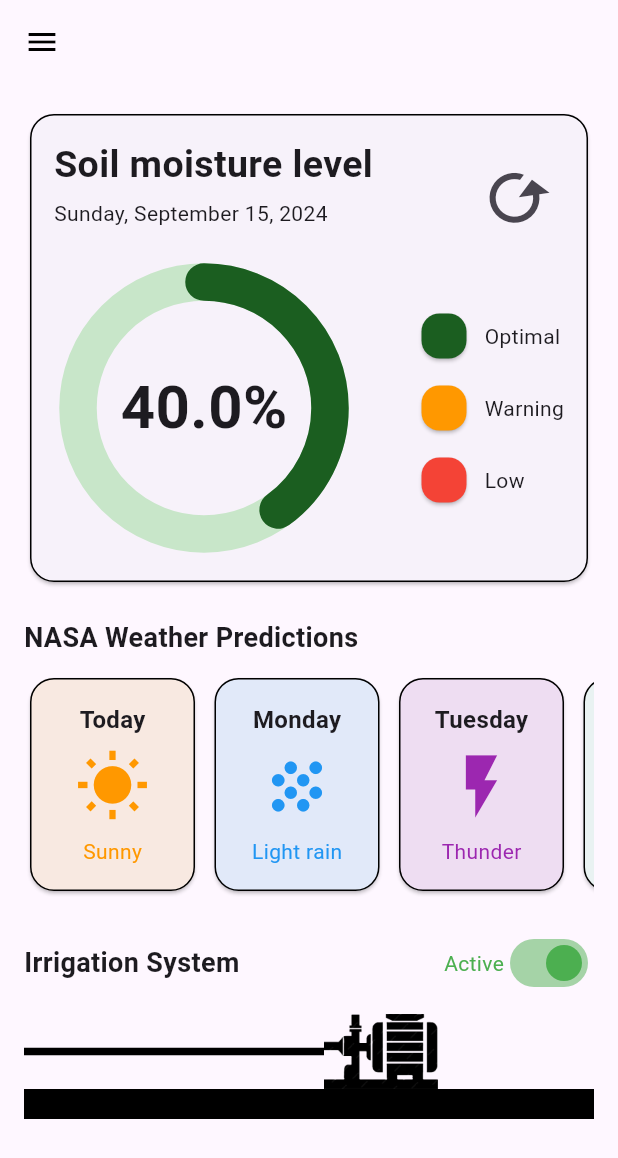
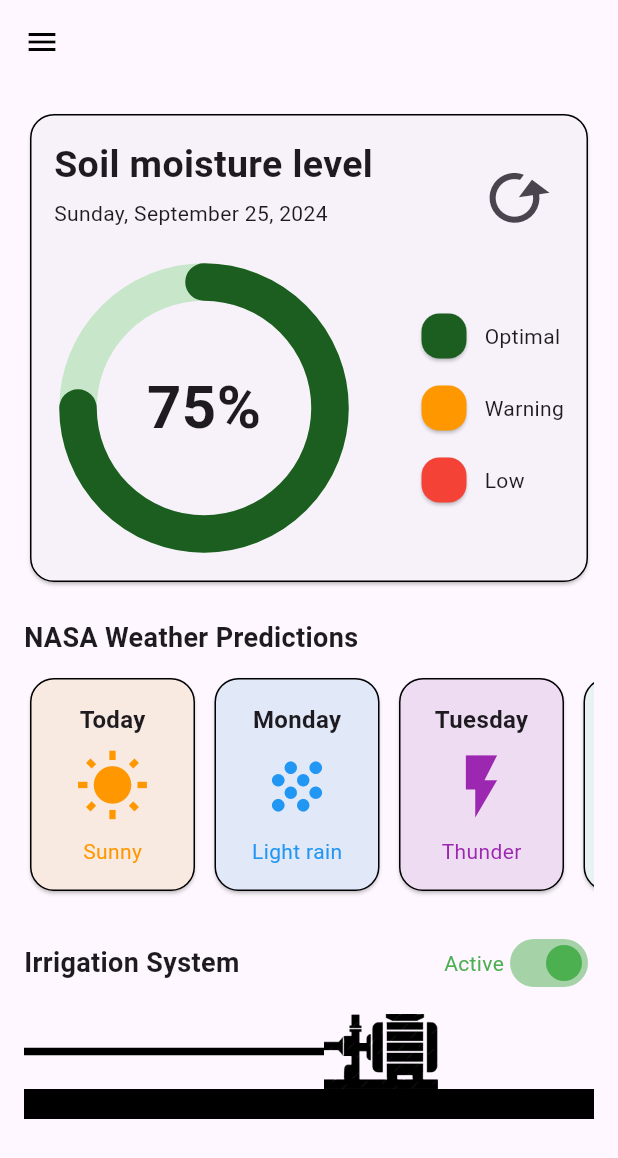
Before and after one commit to Siyam-Sorkar/AFN_AquaSync, a Flutter app: the screen it shows after launch, on a phone screen of 412 x 824 dp. Shown: the top 1158 px of the screen. Run offline on Flutter 3.47's test engine with Material 3 defaults, Android fonts, the phone set to English and light mode, and no system bars.

Commit message:
Added some new files

```diff
--- a/lib/Pages/home_page.dart
+++ b/lib/Pages/home_page.dart
@@ -1,8 +1,10 @@
-import 'dart:math';
-
+import 'package:afn_hydro_link/Utilities/animated_refresh_icon.dart';
 import 'package:flutter/cupertino.dart';
 import 'package:flutter/material.dart';
 import 'package:flutter/widgets.dart';
+import 'package:provider/provider.dart';
+
+import '../Utilities/data_model.dart';
 
 class HomePage extends StatefulWidget {
   @override
@@ -10,11 +12,11 @@ class HomePage extends StatefulWidget {
 }
 
 class _HomePageState extends State<HomePage> {
-  double progressLevel = 40/100;
 
   @override
   Widget build(BuildContext context) {
-    return Scaffold(
+    return Consumer<DataModel>(
+        builder: (context, value, child) => Scaffold(
           appBar: AppBar(
             // backgroundColor: Colors.green[50],
             elevation: 0,
@@ -48,24 +50,24 @@ class _HomePageState extends State<HomePage> {
                                     style: TextStyle(fontSize: 25, fontWeight: FontWeight.bold),
                                   ),
                                   SizedBox(height: 4),
-                              Text('Sunday, September 15, 2024'),
+                                  Text('Sunday, September 25, 2024'),
                                   SizedBox(height: 20),
                                 ],
                               ),
-                          Transform.flip(flipX: true, child: Transform.rotate(angle: 180,
-                              child: IconButton(onPressed: (){
+                              // Transform.flip(flipX: true, child: Transform.rotate(angle: 180,
+                              //     child: IconButton(onPressed: (){
+                              //
+                              //       setState(() {
+                              //         if (value.moistureLevel/100 < 1) {
+                              //           value.moistureLevel/100 += 0.1;
+                              //         }
+                              //         else{
+                              //           value.moistureLevel/100 -= 0.2;
+                              //         }
+                              //       });},
+                              //     icon: Icon(Icons.refresh_sharp, size: 50,)))),
 
-                                setState(() {
-                                  if (progressLevel < 1) {
-                                    progressLevel += 0.1;
-                                  }
-                                  else{
-                                    progressLevel -= 0.2;
-                                  }
-                                });},
-                              icon: Icon(Icons.refresh_sharp, size: 50,)))),
-
-                          // Transform.rotate(angle: 180, child: IconButton(onPressed: (){}, icon: AnimatedIcon(progress: AnimationController(vsync: this, duration: Duration(microseconds: 450)) , icon: AnimatedIcons.play_pause, size: 50,)))
+                              AnimatedRefreshIcon(),
                             ],
                           ),
 
@@ -81,14 +83,15 @@ class _HomePageState extends State<HomePage> {
                                     width: 200,
                                     child: CircularProgressIndicator(
                                       strokeCap: StrokeCap.round,
-                                    value: progressLevel,
+                                      value: value.moistureLevel/100,
                                       strokeWidth: 25,
                                       backgroundColor: Colors.green[100],
-                                    valueColor: AlwaysStoppedAnimation<Color>(progressLevel <= 0.15 ? Colors.red : progressLevel <= 0.3 ? Colors.orange : Colors.green.shade900),
+                                      valueColor: AlwaysStoppedAnimation<Color>(value.moistureLevel/100 <= 0.15 ? Colors.red : value.moistureLevel/100 <= 0.3 ? Colors.orange : Colors.green.shade900),
                                     ),
                                   ),
                                   Text(
-                                  '${progressLevel*100}%',
+                                    // '${value.moistureLevel/100*100}%',
+                                    "${value.moistureLevel.toString()}%",
                                     style: TextStyle(fontSize: 40, fontWeight: FontWeight.bold),
                                   ),
                                 ],
@@ -170,39 +173,8 @@ class _HomePageState extends State<HomePage> {
                     height: 20,
                     width: double.infinity,
                   ),
-
-
-              // Solar Power section
-              // Card(
-              //   shape: RoundedRectangleBorder(
-              //     borderRadius: BorderRadius.circular(16),
-              //   ),
-              //   child: Padding(
-              //     padding: const EdgeInsets.all(16.0),
-              //     child: Row(
-              //       mainAxisAlignment: MainAxisAlignment.spaceBetween,
-              //       children: [
-              //         Column(
-              //           crossAxisAlignment: CrossAxisAlignment.start,
-              //           children: [
-              //             Text('Solar Power', style: TextStyle(fontSize: 18, fontWeight: FontWeight.bold)),
-              //             SizedBox(height: 8),
-              //             SingleChildScrollView(
-              //                 scrollDirection: Axis.horizontal,
-              //                 child: Text('Battery status is 75%.')),
-              //           ],
-              //         ),
-              //         Column(
-              //           children: [
-              //             Icon(Icons.battery_full, size: 50, color: Colors.green),
-              //             Text('75%', style: TextStyle(fontSize: 24, fontWeight: FontWeight.bold)),
-              //           ],
-              //         ),
-              //       ],
-              //     ),
-              //   ),
-              // ),
                 ],
+              ),
             ),
           ),
         ),
--- /dev/null
+++ b/lib/Utilities/animated_refresh_icon.dart
@@ -0,0 +1,54 @@
+import 'package:flutter/material.dart';
+
+class AnimatedRefreshIcon extends StatefulWidget {
+  @override
+  _AnimatedRefreshIconState createState() => _AnimatedRefreshIconState();
+}
+
+class _AnimatedRefreshIconState extends State<AnimatedRefreshIcon>
+    with SingleTickerProviderStateMixin {
+  late AnimationController _controller;
+
+  @override
+  void initState() {
+    super.initState();
+
+    // Initialize the animation controller
+    _controller = AnimationController(
+      duration: const Duration(seconds: 1), // Rotation duration
+      vsync: this,
+    );
+  }
+
+  @override
+  void dispose() {
+    _controller.dispose(); // Dispose of the controller to free resources
+    super.dispose();
+  }
+
+  void _rotateIcon() {
+    if (_controller.isAnimating) {
+      return; // Prevent multiple triggers
+    }
+    _controller.forward(from: 0.0); // Start animation from the beginning
+  }
+
+  @override
+  Widget build(BuildContext context) {
+    return AnimatedBuilder(
+      animation: _controller,
+      builder: (context, child) {
+        return Transform.rotate(
+          angle: _controller.value * -2 * 3.14159, // Full rotation (2π radians)
+          child: IconButton(
+            icon: Transform.flip(flipX: true, child: Transform.rotate(angle: 180, child: Icon(Icons.refresh))),
+            onPressed: () {
+              _rotateIcon(); // Trigger rotation on button click
+            },
+            iconSize: 50.0,
+          ),
+        );
+      },
+    );
+  }
+}
--- /dev/null
+++ b/lib/Utilities/data_model.dart
@@ -0,0 +1,12 @@
+import 'package:flutter/material.dart';
+
+class DataModel extends ChangeNotifier{
+  int _moistureLevel = 75;
+
+  int get moistureLevel => _moistureLevel;
+
+  void increment(){
+    _moistureLevel += 10;
+    notifyListeners();
+  }
+}
--- a/lib/main.dart
+++ b/lib/main.dart
@@ -1,8 +1,12 @@
 import 'package:afn_hydro_link/Pages/home_page.dart';
+import 'package:afn_hydro_link/Utilities/data_model.dart';
 import 'package:flutter/material.dart';
+import 'package:provider/provider.dart';
 
 void main() {
-  runApp(const MyApp());
+  runApp(
+    ChangeNotifierProvider(create: (context) => DataModel(), child: const MyApp(),)
+  );
 }
 
 class MyApp extends StatelessWidget {
--- a/pubspec.yaml
+++ b/pubspec.yaml
@@ -28,6 +28,7 @@ environment:
 # the latest version available on pub.dev. To see which dependencies have newer
 # versions available, run `flutter pub outdated`.
 dependencies:
+  provider:
   flutter:
     sdk: flutter
 
```
Also changed, not shown: lib/Utilities/progess_indecator.dart (deleted, +0 -10 lines), pubspec.lock. Lines whose indentation alone changed are shown as unchanged.
